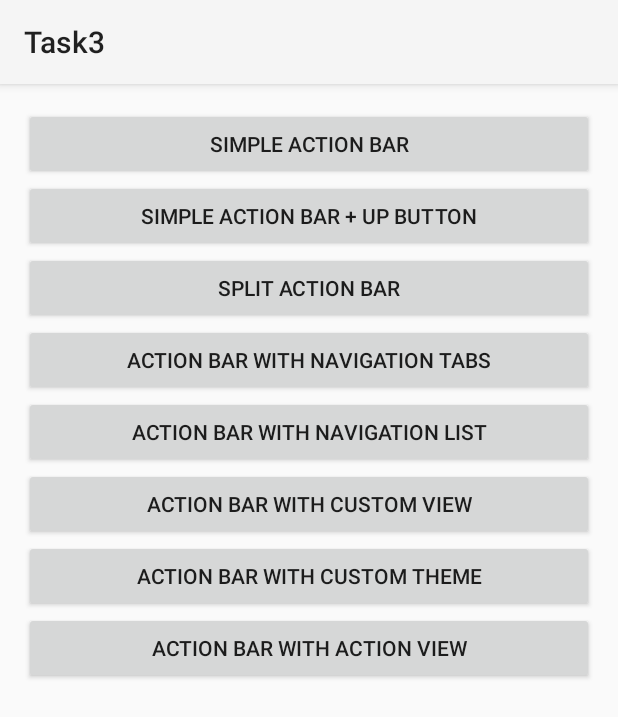
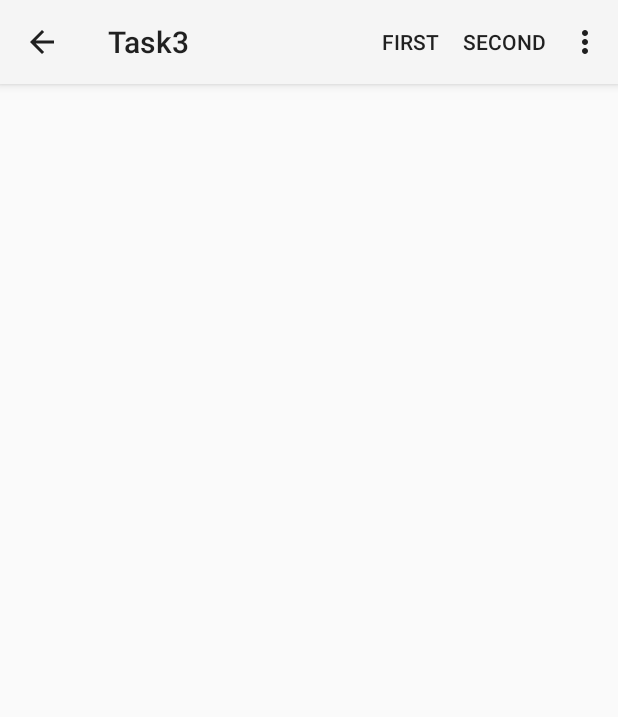
Before and after one commit to noveogroup/university-android-task3, an Android app: the screen it shows after launch (RootActivity before the commit, UpActivity after it), after a tap on "SIMPLE ACTION BAR + UP BUTTON", on a phone screen of 412 x 824 dp. Shown: the top 717 px of the screen. Run offline under Robolectric (Android 15) with nearby library versions, the phone set to English and light mode, and no system bars.

```diff
--- /dev/null
+++ b/app/src/main/java/com/noveogroup/task3/AbsMenuActivity.java
@@ -0,0 +1,23 @@
+package com.noveogroup.task3;
+
+
+import android.support.v7.app.ActionBarActivity;
+import android.view.Menu;
+import android.view.MenuItem;
+import android.widget.Toast;
+
+public abstract class AbsMenuActivity extends ActionBarActivity {
+
+    @Override
+    public boolean onCreateOptionsMenu(Menu menu) {
+        getMenuInflater().inflate(R.menu.action_bar, menu);
+        return true;
+    }
+
+    @Override
+    public boolean onOptionsItemSelected(MenuItem item) {
+        String text = getResources().getString(R.string.menu_item_selected_format, item.getTitle());
+        Toast.makeText(this, text, Toast.LENGTH_SHORT).show();
+        return true;
+    }
+}
--- /dev/null
+++ b/app/src/main/java/com/noveogroup/task3/ActionViewActivity.java
@@ -0,0 +1,4 @@
+package com.noveogroup.task3;
+
+public class ActionViewActivity extends AbsMenuActivity {
+}
--- /dev/null
+++ b/app/src/main/java/com/noveogroup/task3/CustomViewActivity.java
@@ -0,0 +1,4 @@
+package com.noveogroup.task3;
+
+public class CustomViewActivity extends AbsMenuActivity {
+}
--- /dev/null
+++ b/app/src/main/java/com/noveogroup/task3/ListNavigationActivity.java
@@ -0,0 +1,4 @@
+package com.noveogroup.task3;
+
+public class ListNavigationActivity extends AbsMenuActivity {
+}
--- a/app/src/main/java/com/noveogroup/task3/RootActivity.java
+++ b/app/src/main/java/com/noveogroup/task3/RootActivity.java
@@ -1,22 +1,40 @@
 package com.noveogroup.task3;
 
+import android.content.Intent;
 import android.support.v7.app.ActionBarActivity;
 import android.os.Bundle;
 import android.view.Menu;
 import android.view.MenuItem;
 import android.view.View;
+import android.view.ViewGroup;
 import android.widget.Toast;
 
 
 public class RootActivity extends ActionBarActivity {
 
+    private static final Class<?>[] ACTIVITIES = {
+            SimpleActivity.class,
+            UpActivity.class,
+            SplitActivity.class,
+            TabNavigationActivity.class,
+            ListNavigationActivity.class,
+            CustomViewActivity.class,
+            ThemeActivity.class,
+            ActionViewActivity.class
+    };
+
+    private ViewGroup mButtons;
+
     @Override
     protected void onCreate(Bundle savedInstanceState) {
         super.onCreate(savedInstanceState);
+        getSupportActionBar().hide();
         setContentView(R.layout.activity_root);
+        mButtons = (ViewGroup)findViewById(R.id.buttons);
     }
 
     public void dummy(View view) {
-        Toast.makeText(this, R.string.dragon, Toast.LENGTH_SHORT).show();
+        Class<?> cls = ACTIVITIES[mButtons.indexOfChild(view)];
+        startActivity(new Intent(this, cls));
     }
 }
--- /dev/null
+++ b/app/src/main/java/com/noveogroup/task3/SimpleActivity.java
@@ -0,0 +1,6 @@
+package com.noveogroup.task3;
+
+import android.support.v7.app.ActionBarActivity;
+
+public class SimpleActivity extends AbsMenuActivity {
+}
--- /dev/null
+++ b/app/src/main/java/com/noveogroup/task3/SplitActivity.java
@@ -0,0 +1,4 @@
+package com.noveogroup.task3;
+
+public class SplitActivity extends AbsMenuActivity {
+}
--- /dev/null
+++ b/app/src/main/java/com/noveogroup/task3/ThemeActivity.java
@@ -0,0 +1,4 @@
+package com.noveogroup.task3;
+
+public class ThemeActivity extends AbsMenuActivity {
+}
--- /dev/null
+++ b/app/src/main/java/com/noveogroup/task3/UpActivity.java
@@ -0,0 +1,21 @@
+package com.noveogroup.task3;
+
+import android.os.Bundle;
+import android.view.MenuItem;
+
+public class UpActivity extends AbsMenuActivity {
+    @Override
+    protected void onCreate(Bundle savedInstanceState) {
+        super.onCreate(savedInstanceState);
+        getSupportActionBar().setDisplayHomeAsUpEnabled(true);
+    }
+
+    @Override
+    public boolean onOptionsItemSelected(MenuItem item) {
+        if (item.getItemId() == android.R.id.home) {
+            finish();
+            return true;
+        }
+        return super.onOptionsItemSelected(item);
+    }
+}
--- a/app/src/main/res/layout/activity_root.xml
+++ b/app/src/main/res/layout/activity_root.xml
@@ -10,6 +10,7 @@
     tools:context=".RootActivity">
 
     <LinearLayout
+        android:id="@+id/buttons"
         android:layout_width="match_parent"
         android:layout_height="wrap_content"
         android:orientation="vertical">
--- /dev/null
+++ b/app/src/main/res/menu/action_bar.xml
@@ -0,0 +1,22 @@
+<?xml version="1.0" encoding="utf-8"?>
+
+<menu
+    xmlns:android="http://schemas.android.com/apk/res/android"
+    xmlns:support="http://schemas.android.com/apk/res-auto">
+    <item
+        android:id="@+id/action1"
+        android:title="@string/first"
+        support:showAsAction="ifRoom|withText" />
+    <item
+        android:id="@+id/action2"
+        android:title="@string/second"
+        support:showAsAction="ifRoom|withText" />
+    <item
+        android:id="@+id/action3"
+        android:title="@string/third"
+        support:showAsAction="never" />
+    <item
+        android:id="@+id/action4"
+        android:title="@string/fourth"
+        support:showAsAction="never" />
+</menu>
--- a/app/src/main/res/values/strings.xml
+++ b/app/src/main/res/values/strings.xml
@@ -13,4 +13,10 @@
     <string name="themed">Action bar with custom theme</string>
     <string name="action">Action bar with Action view</string>
 
+    <string name="first">first</string>
+    <string name="second">second</string>
+    <string name="third">third</string>
+    <string name="fourth">fourth</string>
+    <string name="menu_item_selected_format">You pressed %s button!</string>
+
 </resources>
--- a/app/src/main/res/values/styles.xml
+++ b/app/src/main/res/values/styles.xml
@@ -2,7 +2,11 @@
 
     <!-- Base application theme. -->
     <style name="AppTheme" parent="Theme.AppCompat.Light">
-        <item name="android:windowNoTitle">true</item>
+
+    </style>
+
+    <style name="MyTheme" parent="AppTheme">
+
     </style>
 
 </resources>
```
Also changed, not shown: app/src/main/AndroidManifest.xml (+16 -1 lines), app/src/main/java/com/noveogroup/task3/TabNavigationActivity.java (added, +17 -0 lines).
